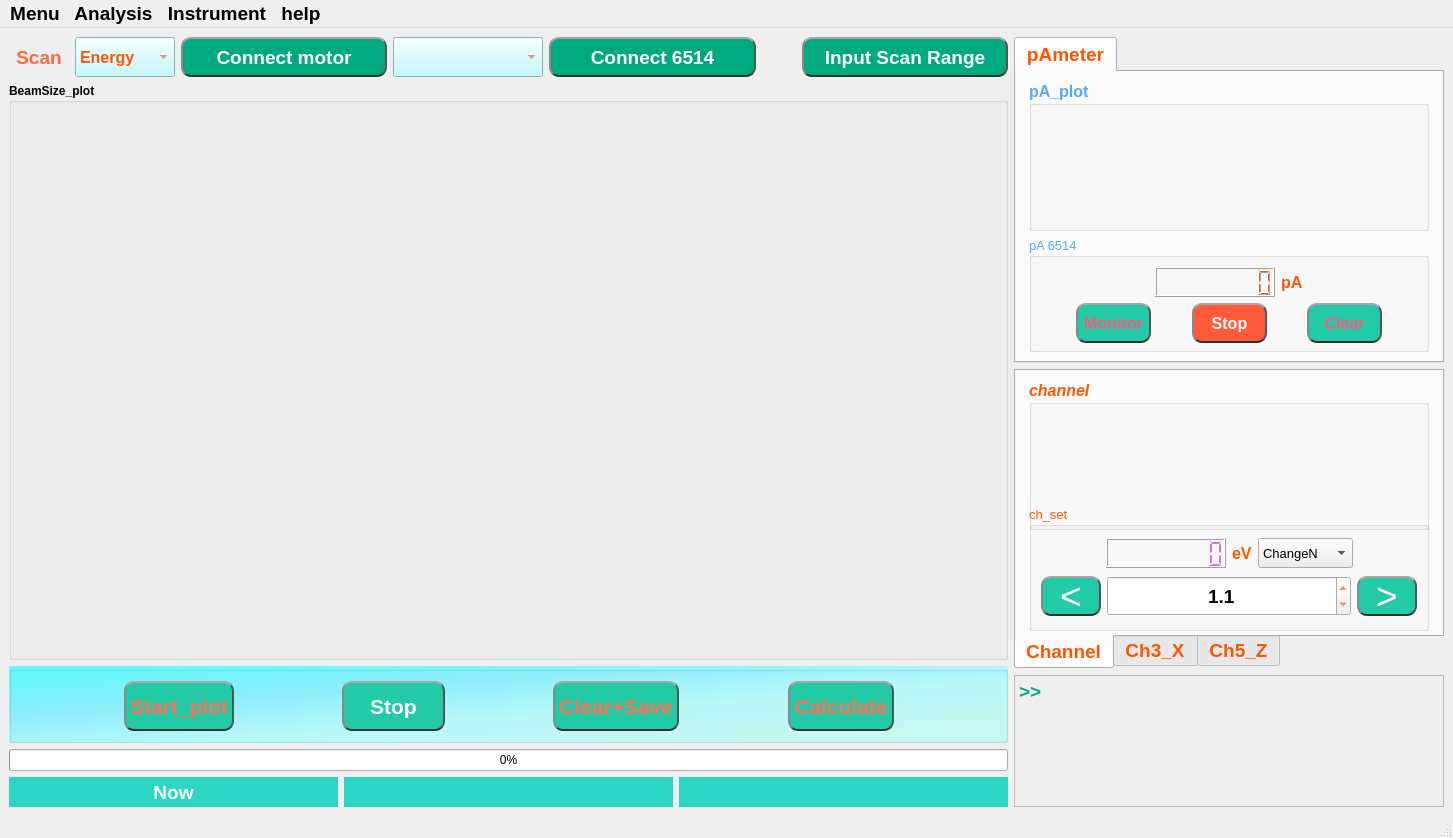
zlmturnout/Tender16B_PA_Reader, file UI/UI_BPM_plot.ui: the form before one commit.
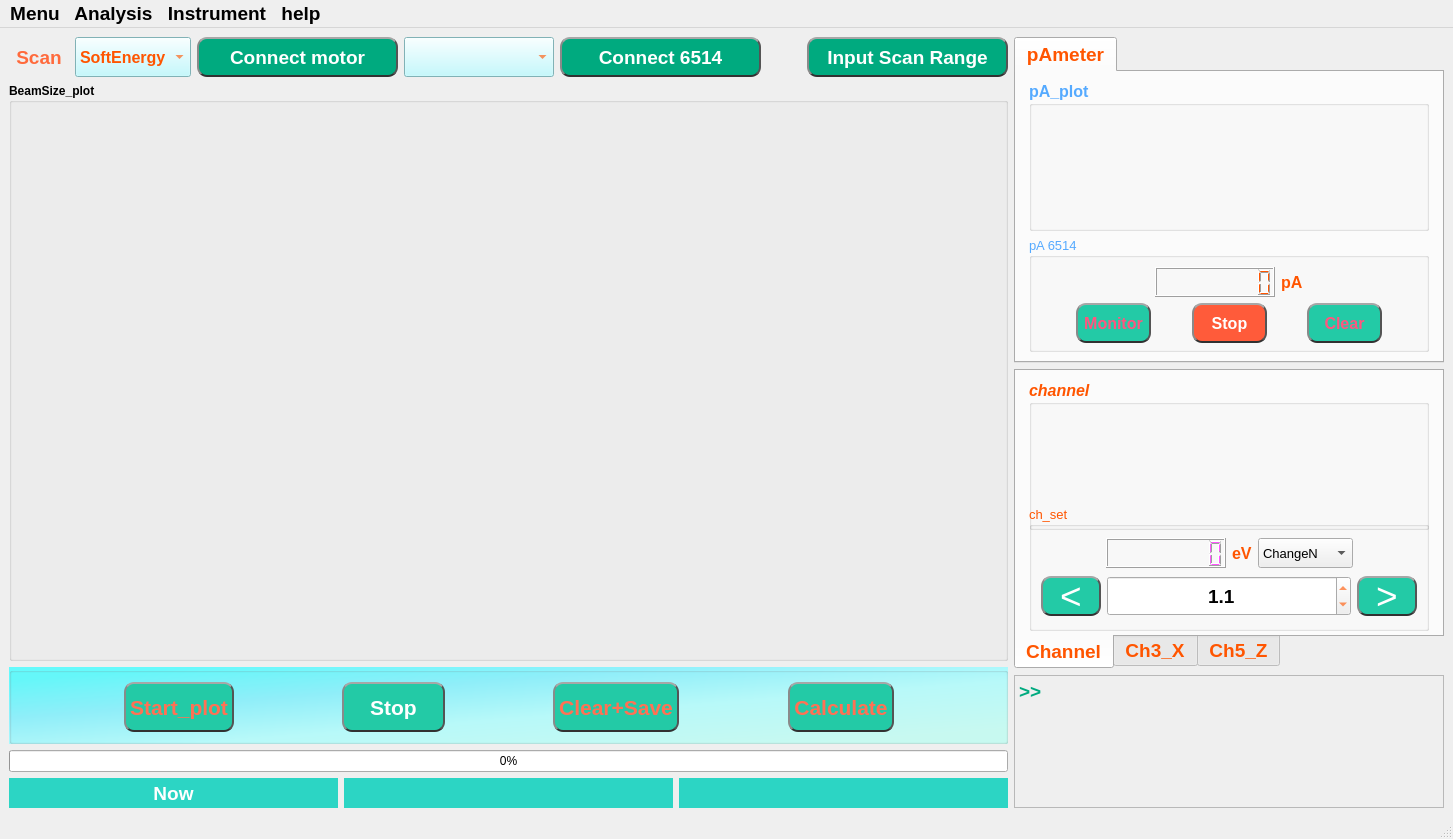
The form after the commit. Icons and pictures are not drawn.

Diff of the .ui file:
```diff
--- a/UI/UI_BPM_plot.ui
+++ b/UI/UI_BPM_plot.ui
@@ -7,7 +7,7 @@
     <x>0</x>
     <y>0</y>
     <width>1453</width>
-    <height>838</height>
+    <height>839</height>
    </rect>
   </property>
   <property name="sizePolicy">
@@ -421,7 +421,7 @@
             </property>
             <item>
              <property name="text">
-              <string>Energy</string>
+              <string>SoftEnergy</string>
              </property>
             </item>
             <item>
```
Left out of the diff: 5 changed lines with no effect on the pictures.
